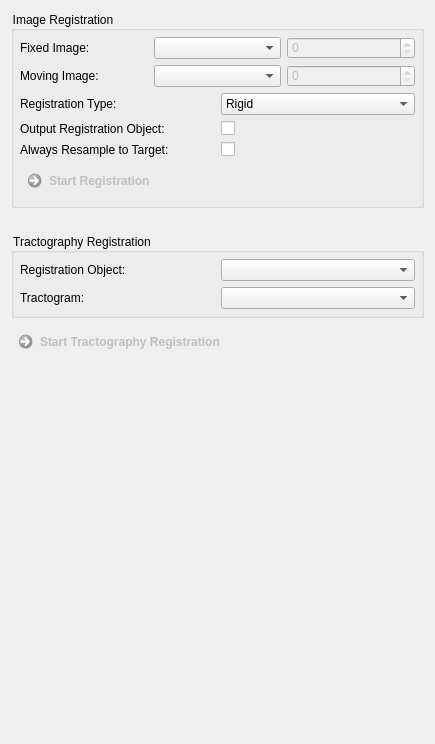
First picture: the form in Plugins/org.mitk.gui.qt.diffusionimaging.registration/src/internal/QmitkSimpleRegistrationViewControls.ui, repository MIC-DKFZ/MITK-Diffusion, before the edit.
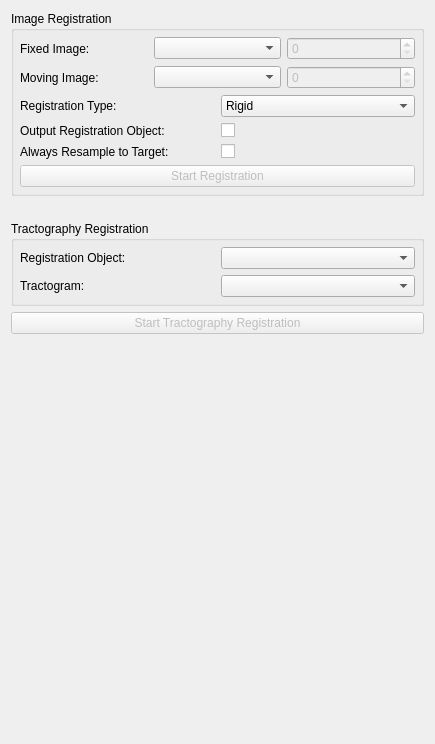
Second picture: the form after the edit. Custom widgets are drawn as their Qt base class.

Commit message: Use theme-conform buttons and styles in views

```diff
--- a/Plugins/org.mitk.gui.qt.diffusionimaging.registration/src/internal/QmitkSimpleRegistrationViewControls.ui
+++ b/Plugins/org.mitk.gui.qt.diffusionimaging.registration/src/internal/QmitkSimpleRegistrationViewControls.ui
@@ -13,15 +13,6 @@
   <property name="windowTitle">
    <string>Form</string>
   </property>
-  <property name="styleSheet">
-   <string>QCommandLinkButton:disabled {
-  border: none;
-}
-
-QGroupBox {
-  background-color: transparent;
-}</string>
-  </property>
   <layout class="QGridLayout" name="gridLayout_2">
    <property name="verticalSpacing">
     <number>25</number>
@@ -58,7 +49,7 @@
        <number>6</number>
       </property>
       <item row="2" column="0">
-       <widget class="QCommandLinkButton" name="m_RegistrationStartButton">
+       <widget class="QPushButton" name="m_RegistrationStartButton">
         <property name="enabled">
          <bool>false</bool>
         </property>
@@ -232,7 +223,7 @@
        <number>0</number>
       </property>
       <item row="1" column="0">
-       <widget class="QCommandLinkButton" name="m_TractoRegistrationStartButton">
+       <widget class="QPushButton" name="m_TractoRegistrationStartButton">
         <property name="enabled">
          <bool>false</bool>
         </property>
```
The commit also changes 36 other files.
